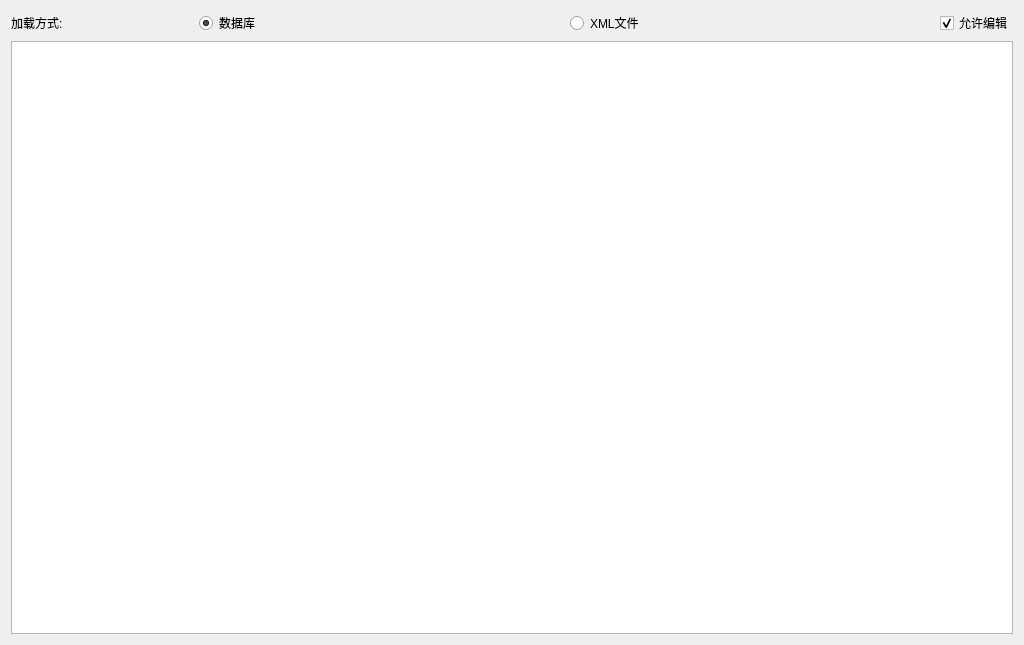
Qt form formlist.ui (MyQt/UITest) before a commit.
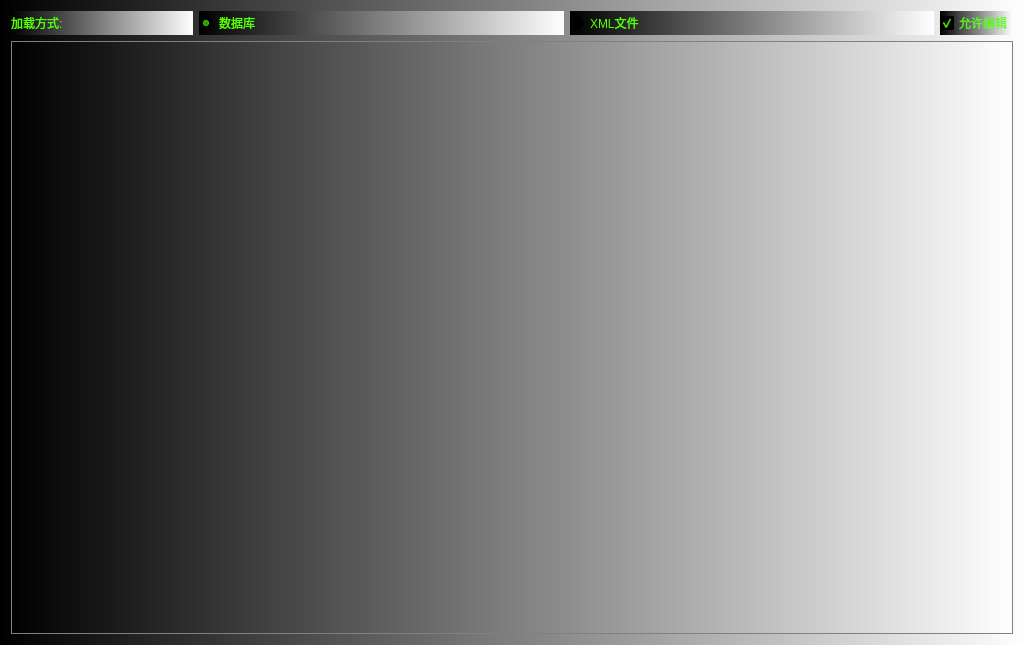
The same form after that commit.

What changed in the file:
```diff
--- a/formlist.ui
+++ b/formlist.ui
@@ -11,7 +11,10 @@
    </rect>
   </property>
   <property name="windowTitle">
-   <string>Form</string>
+   <string>列表框</string>
+  </property>
+  <property name="styleSheet">
+   <string notr="true">background-color: qlineargradient(spread:pad, x1:0, y1:0, x2:1, y2:0, stop:0 rgba(0, 0, 0, 255), stop:1 rgba(255, 255, 255, 255));</string>
   </property>
   <layout class="QVBoxLayout" name="verticalLayout_2">
    <item>
@@ -22,6 +25,9 @@
         <layout class="QHBoxLayout" name="horizontalLayout" stretch="1,2,2">
          <item>
           <widget class="QLabel" name="label">
+           <property name="styleSheet">
+            <string notr="true">color: rgb(85, 255, 0);</string>
+           </property>
            <property name="text">
             <string>加载方式:</string>
            </property>
@@ -29,6 +35,9 @@
          </item>
          <item>
           <widget class="QRadioButton" name="radioButton_database">
+           <property name="styleSheet">
+            <string notr="true">color: rgb(85, 255, 0);</string>
+           </property>
            <property name="text">
             <string>数据库</string>
            </property>
@@ -39,6 +48,9 @@
          </item>
          <item>
           <widget class="QRadioButton" name="radioButton_xml">
+           <property name="styleSheet">
+            <string notr="true">color: rgb(85, 255, 0);</string>
+           </property>
            <property name="text">
             <string>XML文件</string>
            </property>
@@ -48,6 +60,9 @@
        </item>
        <item>
         <widget class="QCheckBox" name="checkBox_bEdit">
+         <property name="styleSheet">
+          <string notr="true">color: rgb(85, 255, 0);</string>
+         </property>
          <property name="text">
           <string>允许编辑</string>
          </property>
@@ -66,6 +81,18 @@
          <verstretch>0</verstretch>
         </sizepolicy>
        </property>
+       <property name="styleSheet">
+        <string notr="true">QListWidget{border:1px solid gray; color:black; }
+
+QListWidget::Item{padding-top:0px; padding-bottom:0px; }
+
+QListWidget::Item:hover{background:green; }
+
+QListWidget::item:selected{background:lightgray; color:red; }
+
+QListWidget::item:selected:!active{border-width:0px; background:lightgreen; }
+                          </string>
+       </property>
       </widget>
      </item>
     </layout>
```
